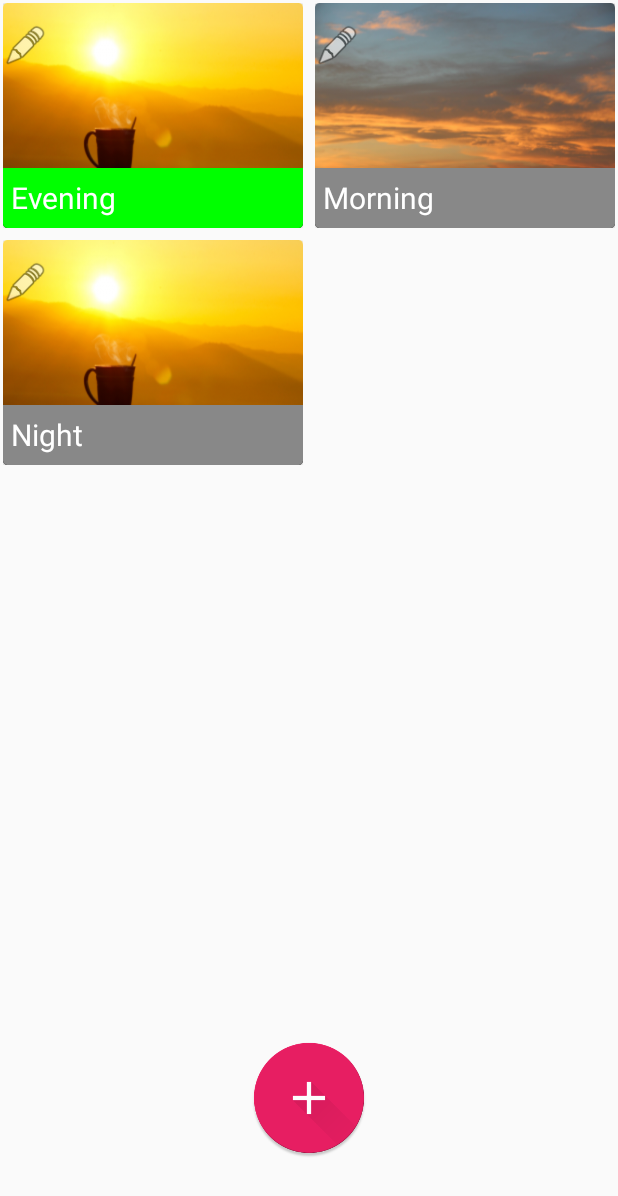
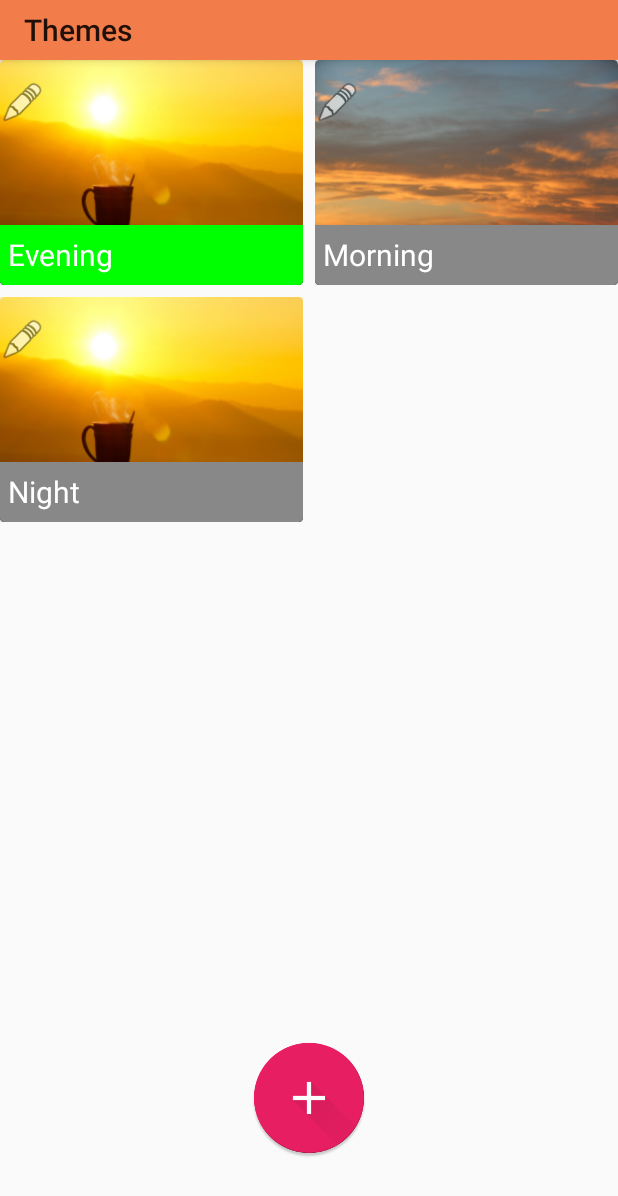
Before and after one commit to lokesh30/CollapsingToolbarExample-master, an Android app: the screen it shows after launch (MainActivity), on a phone screen of 412 x 824 dp. Shown: the top 1196 px of the screen. Run offline under Robolectric (Android 15) with nearby library versions, the phone set to English and light mode, and no system bars.

Commit message:
last change wednesday

```diff
--- a/app/src/main/java/co/mobiwise/collapsingtoolbarexample/MainActivity.java
+++ b/app/src/main/java/co/mobiwise/collapsingtoolbarexample/MainActivity.java
@@ -1,8 +1,9 @@
 package co.mobiwise.collapsingtoolbarexample;
 
-import android.app.Activity;
+
 import android.app.AlertDialog;
 import android.content.DialogInterface;
+import android.graphics.Color;
 import android.os.Bundle;
 import android.view.LayoutInflater;
 import android.view.View;
@@ -12,11 +13,15 @@ import android.widget.EditText;
 import android.widget.GridView;
 import android.widget.ImageButton;
 import android.widget.Toast;
+import android.support.v7.widget.Toolbar;
 
 import java.util.ArrayList;
+import android.support.v7.app.AppCompatActivity;
 
 
-public class MainActivity extends Activity  {
+
+
+public class MainActivity extends AppCompatActivity  {
     private GridView gridViewObj;
     private ArrayList<Item> themeArray = new ArrayList<>();
     private ArrayList<Integer> dialogArray = new ArrayList<>();
@@ -25,7 +30,14 @@ public class MainActivity extends Activity  {
     @Override
     protected void onCreate(Bundle savedInstanceState) {
         super.onCreate(savedInstanceState);
-        setContentView(R.layout.theme_main);
+        setContentView(R.layout.theme_layout);
+
+
+        Toolbar myToolbar = (Toolbar) findViewById(R.id.my_toolbar);
+        setSupportActionBar(myToolbar);
+        getSupportActionBar().setTitle("Themes");
+
+
 
         //set Main grid view item
         themeArray.add(new Item(R.drawable.morning, "Evening"));
@@ -119,4 +131,6 @@ public class MainActivity extends Activity  {
             }
         });*/
     }
+
+
 }
--- a/app/src/main/java/co/mobiwise/collapsingtoolbarexample/ThemesAdapter.java
+++ b/app/src/main/java/co/mobiwise/collapsingtoolbarexample/ThemesAdapter.java
@@ -4,6 +4,7 @@ import android.app.Activity;
 import android.content.Context;
 import android.content.Intent;
 import android.graphics.Color;
+import android.support.v7.widget.Toolbar;
 import android.util.Log;
 import android.view.LayoutInflater;
 import android.view.View;
@@ -45,10 +46,12 @@ public class ThemesAdapter extends ArrayAdapter<Item> {
        /* LinearLayout linearLayout = (LinearLayout) themeHolder.findViewById(R.id.theme_layout);*/
         ImageButton imageButton = (ImageButton) themeHolder.findViewById(R.id.editImageButton);
         textView.setTag(position);
+        Toolbar tool = (Toolbar) themeHolder.findViewById(R.id.my_toolbar);
         //set onclick action
         if(themePos == position){
             imageView.startAnimation(AnimationUtils.loadAnimation(context, R.anim.image_click));
             textView.setBackgroundColor(Color.GREEN);
+
         }else {
             textView.setBackgroundColor(Color.GRAY);
         }
--- /dev/null
+++ b/app/src/main/res/layout/theme_layout.xml
@@ -0,0 +1,47 @@
+<LinearLayout xmlns:android="http://schemas.android.com/apk/res/android"
+    android:layout_width="match_parent"
+    android:layout_height="match_parent"
+    xmlns:app="http://schemas.android.com/apk/res-auto"
+    android:orientation="vertical">
+    <RelativeLayout
+        xmlns:tools="http://schemas.android.com/tools"
+        android:layout_width="match_parent"
+        android:layout_height="match_parent"
+        android:paddingBottom="2dp"
+        android:paddingLeft="0dp"
+        android:paddingRight="0dp"
+        android:paddingTop="0dp"
+        tools:context=".MainActivity" >
+        <android.support.v7.widget.Toolbar
+            android:id="@+id/my_toolbar"
+            android:layout_width="match_parent"
+            android:layout_height="40dp"
+            android:elevation="4dp"
+            android:background="?attr/colorPrimary"
+            android:layout_alignParentTop="true"
+            android:layout_alignParentRight="true"
+            android:layout_alignParentEnd="true" />
+        <GridView
+            android:id="@+id/gridTheme"
+            android:layout_width="match_parent"
+            android:layout_height="match_parent"
+            android:horizontalSpacing="8dp"
+            android:numColumns="2"
+            android:gravity="center"
+            android:verticalSpacing="8dp"
+            android:stretchMode="columnWidth"
+            android:columnWidth="80dp"
+            android:layout_below="@+id/my_toolbar"
+            android:layout_alignParentRight="true"
+            android:layout_alignParentEnd="true">
+        </GridView>
+        <ImageButton
+            android:id="@+id/addButton"
+            android:layout_width="80dp"
+            android:layout_height="80dp"
+            android:background="@drawable/plus"
+            android:layout_marginBottom="50dp"
+            android:layout_alignBottom="@+id/gridTheme"
+            android:layout_centerHorizontal="true" />
+    </RelativeLayout>
+</LinearLayout>
--- a/app/src/main/res/layout/theme_main.xml
+++ /dev/null
@@ -1,38 +0,0 @@
-<LinearLayout xmlns:android="http://schemas.android.com/apk/res/android"
-    android:layout_width="match_parent"
-    android:layout_height="match_parent"
-    xmlns:app="http://schemas.android.com/apk/res-auto"
-    android:orientation="vertical">
-<RelativeLayout
-    xmlns:tools="http://schemas.android.com/tools"
-    android:layout_width="match_parent"
-    android:layout_height="match_parent"
-    android:paddingBottom="2dp"
-    android:paddingLeft="2dp"
-    android:paddingRight="2dp"
-    android:paddingTop="2dp"
-    tools:context=".MainActivity" >
-      <GridView
-        android:id="@+id/gridTheme"
-        android:layout_width="match_parent"
-        android:layout_height="match_parent"
-        android:horizontalSpacing="8dp"
-        android:numColumns="2"
-        android:gravity="center"
-        android:verticalSpacing="8dp"
-        android:stretchMode="columnWidth"
-        android:columnWidth="80dp"
-          android:layout_alignParentTop="true"
-          android:layout_alignParentRight="true"
-          android:layout_alignParentEnd="true">
-    </GridView>
-    <ImageButton
-        android:id="@+id/addButton"
-        android:layout_width="80dp"
-        android:layout_height="80dp"
-        android:background="@drawable/plus"
-        android:layout_marginBottom="50dp"
-        android:layout_alignBottom="@+id/gridTheme"
-        android:layout_centerHorizontal="true" />
-</RelativeLayout>
-</LinearLayout>
```
